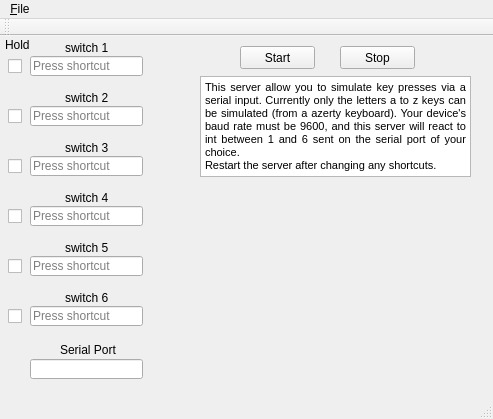
This is mainwindow.ui in Tystat/SerialKeyboardServer as Qt 5 draws it before an edit. The edited form follows.
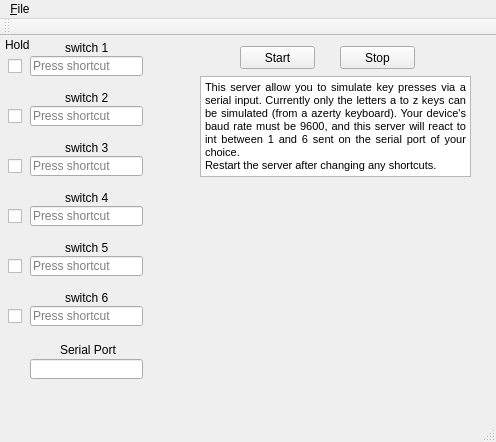
This is the edited form.

What changed in the file:
```diff
--- a/mainwindow.ui
+++ b/mainwindow.ui
@@ -6,8 +6,8 @@
    <rect>
     <x>0</x>
     <y>0</y>
-    <width>493</width>
-    <height>419</height>
+    <width>496</width>
+    <height>442</height>
    </rect>
   </property>
   <property name="windowTitle">
@@ -430,8 +430,8 @@
     <rect>
      <x>0</x>
      <y>0</y>
-     <width>493</width>
-     <height>21</height>
+     <width>496</width>
+     <height>20</height>
     </rect>
    </property>
    <widget class="QMenu" name="menu_Filz">
```
